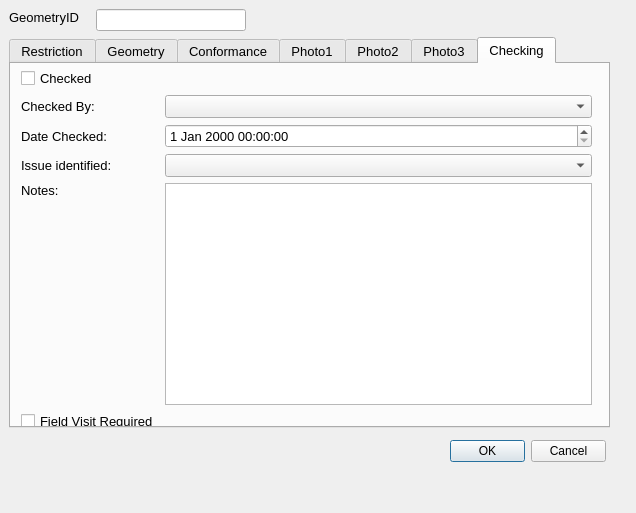
This is restrictionLineDetails_dialog_base.ui in tlh22/TOMs as Qt 5 draws it before an edit. The edited form follows.
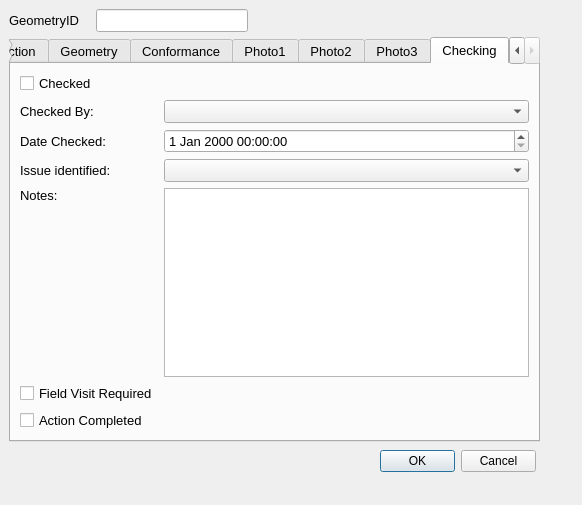
This is the edited form. The open tabs and pages were chosen to show the change. Custom widgets are drawn as their Qt base class.

Commit message: Consturction Line fix and changes to forms

The edit to the form file:
```diff
--- a/restrictionLineDetails_dialog_base.ui
+++ b/restrictionLineDetails_dialog_base.ui
@@ -6,8 +6,8 @@
    <rect>
     <x>0</x>
     <y>0</y>
-    <width>636</width>
-    <height>513</height>
+    <width>582</width>
+    <height>505</height>
    </rect>
   </property>
   <property name="minimumSize">
@@ -27,61 +27,13 @@
   <property name="sizeGripEnabled">
    <bool>false</bool>
   </property>
-  <widget class="QLabel" name="label">
-   <property name="geometry">
-    <rect>
-     <x>9</x>
-     <y>9</y>
-     <width>81</width>
-     <height>16</height>
-    </rect>
-   </property>
-   <property name="minimumSize">
-    <size>
-     <width>81</width>
-     <height>16</height>
-    </size>
-   </property>
-   <property name="font">
-    <font>
-     <pointsize>10</pointsize>
-    </font>
-   </property>
-   <property name="text">
-    <string>GeometryID</string>
-   </property>
-  </widget>
-  <widget class="QLineEdit" name="GeometryID">
-   <property name="geometry">
-    <rect>
-     <x>96</x>
-     <y>9</y>
-     <width>150</width>
-     <height>22</height>
-    </rect>
-   </property>
-   <property name="font">
-    <font>
-     <pointsize>10</pointsize>
-    </font>
-   </property>
-   <property name="inputMask">
-    <string/>
-   </property>
-   <property name="readOnly">
-    <bool>true</bool>
-   </property>
-   <property name="placeholderText">
-    <string/>
-   </property>
-  </widget>
   <widget class="QTabWidget" name="tabWidget">
    <property name="geometry">
     <rect>
      <x>9</x>
      <y>37</y>
-     <width>601</width>
-     <height>391</height>
+     <width>531</width>
+     <height>405</height>
     </rect>
    </property>
    <property name="minimumSize">
@@ -542,15 +494,8 @@
     <attribute name="title">
      <string>Checking</string>
     </attribute>
-    <widget class="QWidget" name="layoutWidget">
-     <property name="geometry">
-      <rect>
-       <x>10</x>
-       <y>4</y>
-       <width>571</width>
-       <height>391</height>
-      </rect>
-     </property>
+    <layout class="QGridLayout" name="gridLayout_5">
+     <item row="0" column="0">
      <layout class="QFormLayout" name="formLayout_4">
       <property name="fieldGrowthPolicy">
        <enum>QFormLayout::AllNonFixedFieldsGrow</enum>
@@ -626,14 +571,15 @@
        </widget>
       </item>
      </layout>
-    </widget>
+     </item>
+    </layout>
    </widget>
   </widget>
   <widget class="QDialogButtonBox" name="button_box">
    <property name="geometry">
     <rect>
-     <x>450</x>
-     <y>440</y>
+     <x>380</x>
+     <y>450</y>
      <width>156</width>
      <height>23</height>
     </rect>
@@ -645,6 +591,54 @@
     <set>QDialogButtonBox::Cancel|QDialogButtonBox::Ok</set>
    </property>
   </widget>
+  <widget class="QWidget" name="">
+   <property name="geometry">
+    <rect>
+     <x>9</x>
+     <y>9</y>
+     <width>239</width>
+     <height>24</height>
+    </rect>
+   </property>
+   <layout class="QGridLayout" name="gridLayout_6">
+    <item row="0" column="0">
+     <widget class="QLabel" name="label">
+      <property name="minimumSize">
+       <size>
+        <width>81</width>
+        <height>16</height>
+       </size>
+      </property>
+      <property name="font">
+       <font>
+        <pointsize>10</pointsize>
+       </font>
+      </property>
+      <property name="text">
+       <string>GeometryID</string>
+      </property>
+     </widget>
+    </item>
+    <item row="0" column="1">
+     <widget class="QLineEdit" name="GeometryID">
+      <property name="font">
+       <font>
+        <pointsize>10</pointsize>
+       </font>
+      </property>
+      <property name="inputMask">
+       <string/>
+      </property>
+      <property name="readOnly">
+       <bool>true</bool>
+      </property>
+      <property name="placeholderText">
+       <string/>
+      </property>
+     </widget>
+    </item>
+   </layout>
+  </widget>
  </widget>
  <customwidgets>
   <customwidget>
```
Left out of the diff: 24 changed lines with no effect on the pictures. Lines whose indentation alone changed are shown as unchanged. The commit also changes 4 other files.
